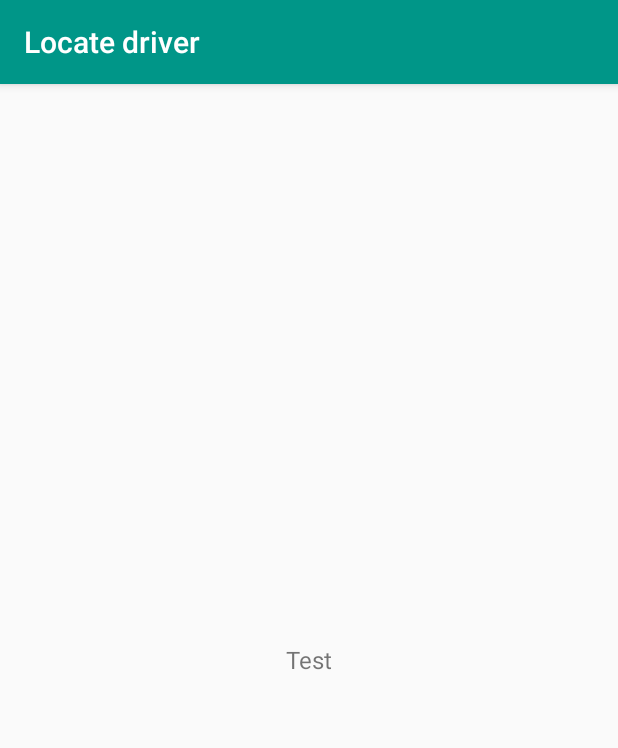
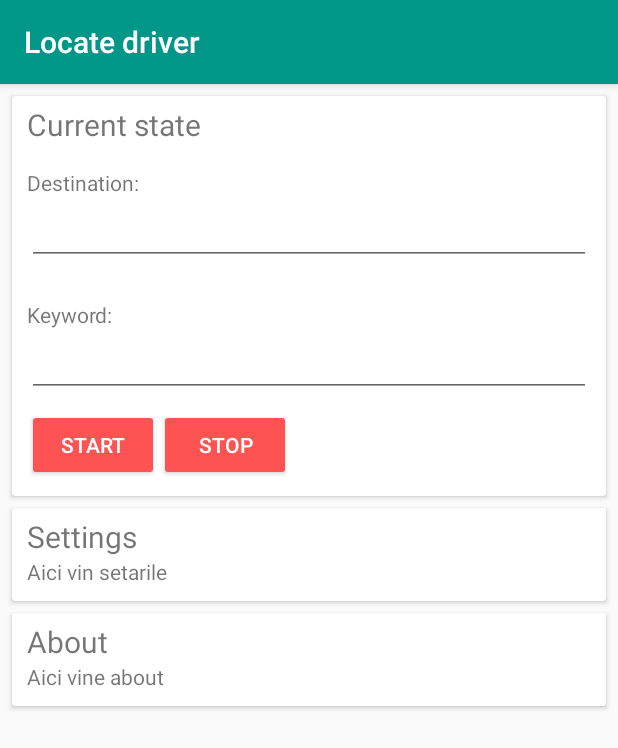
Before and after one commit to micku7zu/Locate-driver, an Android app: the screen it shows after launch (MainActivity), on a phone screen of 412 x 824 dp. Shown: the top 748 px of the screen. Run offline under Robolectric (Android 15) with nearby library versions, the phone set to English and light mode, and no system bars.

Commit message:
Implement LDCard and basic form

```diff
--- a/app/build.gradle
+++ b/app/build.gradle
@@ -23,4 +23,5 @@ dependencies {
     compile fileTree(dir: 'libs', include: ['*.jar'])
     testCompile 'junit:junit:4.12'
     compile 'com.android.support:appcompat-v7:24.0.0'
+    compile 'com.android.support:cardview-v7:24.0.0'
 }
--- a/app/src/main/java/com/micutu/locatedriver/MainActivity.java
+++ b/app/src/main/java/com/micutu/locatedriver/MainActivity.java
@@ -1,8 +1,18 @@
 package com.micutu.locatedriver;
 
+import android.content.Context;
 import android.support.v7.app.AppCompatActivity;
 import android.os.Bundle;
 import android.support.v7.widget.Toolbar;
+import android.util.TypedValue;
+import android.view.View;
+import android.view.ViewGroup;
+import android.view.inputmethod.InputMethodManager;
+import android.widget.Button;
+import android.widget.LinearLayout;
+
+import com.micutu.locatedriver.Views.LDCard;
+
 public class MainActivity extends AppCompatActivity {
 
     @Override
@@ -11,6 +21,17 @@ public class MainActivity extends AppCompatActivity {
         setContentView(R.layout.activity_main);
 
         setupToolbar();
+
+        Button startButton = (Button) this.findViewById(R.id.start_button);
+        startButton.setOnClickListener(new View.OnClickListener() {
+            @Override
+            public void onClick(View view) {
+                View current = getCurrentFocus();
+                if (current != null) current.clearFocus();
+                InputMethodManager imm = (InputMethodManager)getSystemService(Context.INPUT_METHOD_SERVICE);
+                imm.hideSoftInputFromWindow(view.getWindowToken(), 0);
+            }
+        });
     }
 
     protected void setupToolbar() {
--- /dev/null
+++ b/app/src/main/java/com/micutu/locatedriver/Views/LDCard.java
@@ -0,0 +1,62 @@
+package com.micutu.locatedriver.Views;
+
+import android.content.Context;
+import android.content.res.TypedArray;
+import android.support.v7.widget.CardView;
+import android.util.AttributeSet;
+import android.view.View;
+import android.view.ViewGroup;
+import android.widget.LinearLayout;
+import android.widget.TextView;
+
+import com.micutu.locatedriver.R;
+
+
+public class LDCard extends CardView {
+        private TypedArray attributes = null;
+        private LinearLayout linearLayout = null;
+        private TextView title = null;
+
+        public LDCard(Context context, AttributeSet attrs) {
+            super(context, attrs);
+            attributes = getContext().obtainStyledAttributes(attrs, R.styleable.LDCard);
+        }
+
+        @Override
+        protected void onFinishInflate() {
+
+            View[] children = this.detachChildren();
+            inflate(getContext(), R.layout.ldcard, this);
+
+            linearLayout = (LinearLayout) this.findViewById(R.id.linear_layout);
+            title = (TextView) this.findViewById(R.id.title);
+            title.setText(attributes.getString(R.styleable.LDCard_title));
+
+
+            for (int i = 0; i < children.length; i++) {
+                this.addView(children[i]);
+            }
+
+            attributes.recycle();
+            super.onFinishInflate();
+        }
+
+        private View[] detachChildren() {
+            int count = this.getChildCount();
+            View[] views = new View[count];
+            for (int i = 0; i < count; i++) {
+                views[i] = this.getChildAt(i);
+            }
+
+            this.detachAllViewsFromParent();
+
+            return views;
+        }
+
+        @Override
+        public void addView(View view) {
+            if (linearLayout != null) {
+                linearLayout.addView(view);
+            }
+        }
+}
--- a/app/src/main/res/layout/activity_main.xml
+++ b/app/src/main/res/layout/activity_main.xml
@@ -1,29 +1,118 @@
 <?xml version="1.0" encoding="utf-8"?>
-<RelativeLayout xmlns:android="http://schemas.android.com/apk/res/android"
-    android:gravity="center"
+<ScrollView xmlns:android="http://schemas.android.com/apk/res/android"
+    xmlns:ldcard="http://schemas.android.com/apk/res-auto"
     android:layout_width="match_parent"
     android:layout_height="match_parent">
+
+    <LinearLayout
+        android:id="@+id/content"
+        android:layout_width="match_parent"
+        android:layout_height="wrap_content"
+        android:focusable="true"
+        android:focusableInTouchMode="true"
+        android:orientation="vertical">
 
         <android.support.v7.widget.Toolbar
             android:id="@+id/toolbar"
             android:layout_width="match_parent"
             android:layout_height="?attr/actionBarSize"
             android:background="?attr/colorPrimary"
-        android:theme="@style/ThemeOverlay.AppCompat.Dark.ActionBar"
-        android:elevation="4dp" />
+            android:elevation="4dp"
+            android:theme="@style/ThemeOverlay.AppCompat.Dark.ActionBar" />
 
-    <FrameLayout
-        android:layout_below="@id/toolbar"
-        android:id="@+id/frame_container"
+        <com.micutu.locatedriver.Views.LDCard
             android:layout_width="match_parent"
-        android:layout_height="match_parent">
+            android:layout_height="wrap_content"
+            android:layout_margin="8dp"
+            ldcard:title="@string/current_state_card_title">
+
+            <LinearLayout
+                android:layout_width="match_parent"
+                android:layout_height="wrap_content"
+                android:orientation="vertical"
+                android:paddingBottom="8dp"
+                android:paddingTop="15dp">
 
                 <TextView
-            android:id="@+id/txtLabel"
-            android:layout_gravity="center"
+                    android:layout_width="wrap_content"
+                    android:layout_height="match_parent"
+                    android:gravity="center"
+                    android:text="Destination: " />
+
+                <AutoCompleteTextView
+                    android:layout_width="match_parent"
+                    android:layout_height="wrap_content" />
+            </LinearLayout>
+
+            <LinearLayout
+                android:layout_width="match_parent"
+                android:layout_height="wrap_content"
+                android:orientation="vertical"
+                android:paddingBottom="8dp"
+                android:paddingTop="15dp">
+
+                <TextView
+                    android:layout_width="wrap_content"
+                    android:layout_height="match_parent"
+                    android:gravity="center"
+                    android:text="Keyword: " />
+
+                <EditText
+                    android:layout_width="match_parent"
+                    android:layout_height="wrap_content" />
+            </LinearLayout>
+
+            <LinearLayout
+                android:layout_width="match_parent"
+                android:layout_height="wrap_content">
+
+                <Button
+                    android:id="@+id/start_button"
                     android:layout_width="wrap_content"
                     android:layout_height="wrap_content"
-            android:text="Test"
-            android:textSize="16sp" />
-    </FrameLayout>
-</RelativeLayout>
+                    android:backgroundTint="@color/colorAccent"
+                    android:text="Start"
+                    android:textColor="@android:color/white" />
+
+                <Button
+                    android:id="@+id/stop_button"
+                    android:layout_width="wrap_content"
+                    android:layout_height="wrap_content"
+                    android:backgroundTint="@color/colorAccent"
+                    android:text="Stop"
+                    android:textColor="@android:color/white" />
+            </LinearLayout>
+
+        </com.micutu.locatedriver.Views.LDCard>
+
+        <com.micutu.locatedriver.Views.LDCard
+            android:layout_width="match_parent"
+            android:layout_height="wrap_content"
+            android:layout_marginBottom="8dp"
+            android:layout_marginLeft="8dp"
+            android:layout_marginRight="8dp"
+            ldcard:title="@string/settings_card_title">
+
+            <TextView
+                android:layout_width="wrap_content"
+                android:layout_height="wrap_content"
+                android:text="Aici vin setarile" />
+
+        </com.micutu.locatedriver.Views.LDCard>
+
+        <com.micutu.locatedriver.Views.LDCard
+            android:layout_width="match_parent"
+            android:layout_height="wrap_content"
+            android:layout_marginBottom="8dp"
+            android:layout_marginLeft="8dp"
+            android:layout_marginRight="8dp"
+            ldcard:title="@string/about_card_title">
+
+            <TextView
+                android:layout_width="wrap_content"
+                android:layout_height="wrap_content"
+                android:text="Aici vine about" />
+
+        </com.micutu.locatedriver.Views.LDCard>
+    </LinearLayout>
+</ScrollView>
--- /dev/null
+++ b/app/src/main/res/layout/ldcard.xml
@@ -0,0 +1,19 @@
+<?xml version="1.0" encoding="utf-8"?>
+<LinearLayout xmlns:android="http://schemas.android.com/apk/res/android"
+
+    android:layout_width="match_parent"
+    android:layout_height="wrap_content"
+    android:id="@+id/linear_layout"
+    android:orientation="vertical"
+    android:paddingTop="5dp"
+    android:paddingBottom="10dp"
+    android:paddingLeft="10dp"
+    android:paddingRight="10dp">
+
+    <TextView
+        android:id="@+id/title"
+        android:layout_width="wrap_content"
+        android:layout_height="wrap_content"
+        android:textSize="20sp"/>
+
+</LinearLayout>
--- /dev/null
+++ b/app/src/main/res/values/attrs.xml
@@ -0,0 +1,6 @@
+<?xml version="1.0" encoding="utf-8"?>
+<resources>
+    <declare-styleable name="LDCard">
+        <attr name="title" format="string" />
+    </declare-styleable>
+</resources>
--- a/app/src/main/res/values/strings.xml
+++ b/app/src/main/res/values/strings.xml
@@ -1,3 +1,6 @@
 <resources>
     <string name="app_name">Locate driver</string>
+    <string name="current_state_card_title">Current state</string>
+    <string name="settings_card_title">Settings</string>
+    <string name="about_card_title">About</string>
 </resources>
```
Lines whose indentation alone changed are shown as unchanged.
